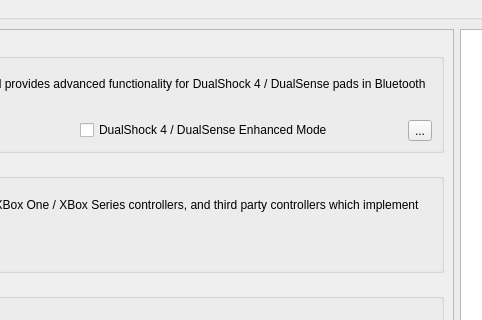
Before: the Qt Designer form pcsx2-qt/Settings/ControllerGlobalSettingsWidget.ui in PCSX2/pcsx2, drawn with Qt 5; both pictures show x 312 to 794 and y 0 to 320 of the 984 by 847 pixel window.
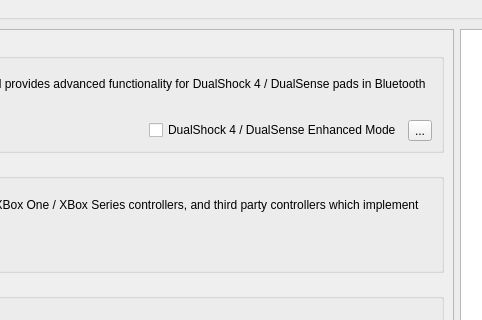
After: the same form once the commit is applied.

Commit message: refined controller settings and removed test inputprofile

```diff
--- a/pcsx2-qt/Settings/ControllerGlobalSettingsWidget.ui
+++ b/pcsx2-qt/Settings/ControllerGlobalSettingsWidget.ui
@@ -96,6 +96,12 @@
               <layout class="QHBoxLayout" name="horizontalLayout">
                <item>
                 <widget class="QCheckBox" name="enableSDLEnhancedMode">
+                 <property name="sizePolicy">
+                  <sizepolicy hsizetype="Fixed" vsizetype="Fixed">
+                   <horstretch>0</horstretch>
+                   <verstretch>0</verstretch>
+                  </sizepolicy>
+                 </property>
                  <property name="text">
                   <string>DualShock 4 / DualSense Enhanced Mode</string>
                  </property>
```
The commit also changes 1 other file.
